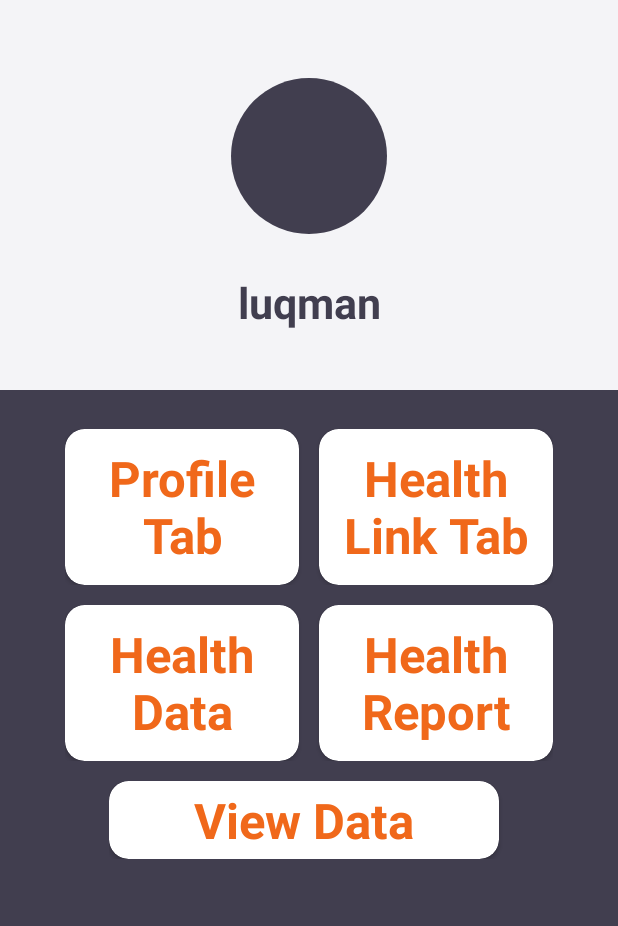
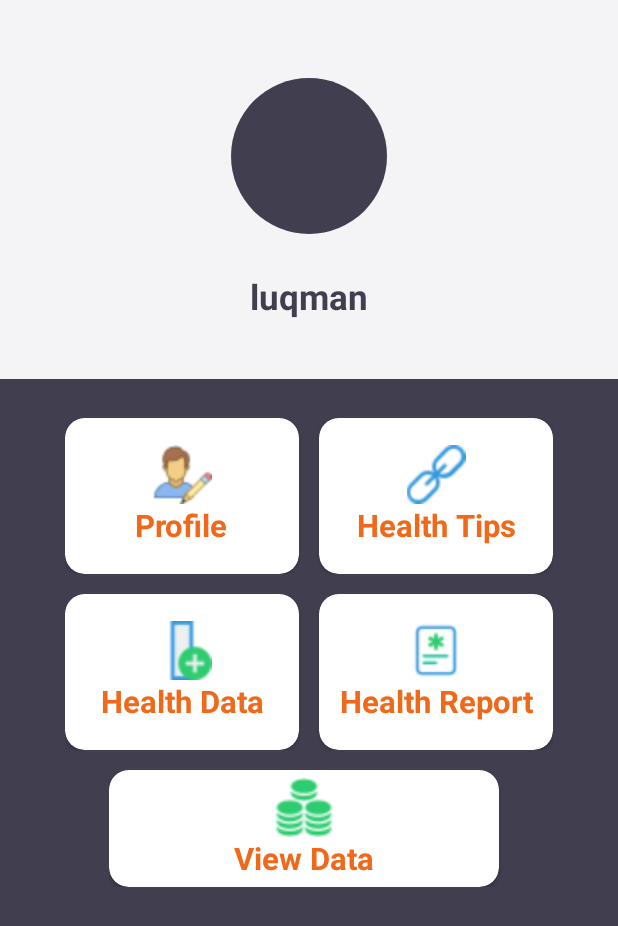
Before and after one commit to luqman456/HealthCare, an Android app: the HomeActivity screen opened directly, with no data from a screen before it, on a phone screen of 412 x 824 dp. Shown: the top 926 px of the screen. Run offline under Robolectric (Android 15) with nearby library versions, the phone set to English and light mode, and no system bars; our stand-ins replace sdp/ssp sizes.

Commit message:
design changes implement

```diff
--- a/app/src/main/AndroidManifest.xml
+++ b/app/src/main/AndroidManifest.xml
@@ -9,7 +9,9 @@
         android:roundIcon="@mipmap/ic_launcher_round"
         android:supportsRtl="true"
         android:theme="@style/Theme.HealthCare">
-        <activity android:name=".ViewDataActivity"></activity>
+        <activity android:name=".ViewDataActivity"
+            android:theme="@style/Theme.HealthCare.NoActionBar"
+            />
         <activity
             android:name=".HealthreportActivity"
             android:theme="@style/Theme.HealthCare.NoActionBar" />
--- a/app/src/main/res/layout/activity_home.xml
+++ b/app/src/main/res/layout/activity_home.xml
@@ -21,7 +21,7 @@
             android:id="@+id/textViewNameChar"
             android:layout_width="@dimen/_80sdp"
             android:layout_height="@dimen/_80sdp"
-            android:textSize="30sp"
+            android:textSize="25sp"
             android:background="@drawable/white_circle_drawable"
             android:textColor="@android:color/white"
             android:gravity="center"
@@ -33,7 +33,7 @@
             android:id="@+id/textViewEmail"
             android:layout_width="match_parent"
             android:layout_height="wrap_content"
-            android:textSize="@dimen/_22sdp"
+            android:textSize="@dimen/_18sdp"
             android:textColor="@color/colorBackground"
             android:text="luqman"
             android:gravity="center"
@@ -51,8 +51,8 @@
         android:layout_width="match_parent"
         android:layout_height="wrap_content"
         android:layout_marginTop="@dimen/_20sdp"
-        android:layout_marginLeft="@dimen/_30sdp"
-        android:layout_marginRight="@dimen/_30sdp"
+        android:layout_marginLeft="@dimen/_25sdp"
+        android:layout_marginRight="@dimen/_25sdp"
         android:orientation="vertical"
         >
 
@@ -81,16 +81,26 @@
                     android:layout_gravity="center"
                     >
 
+                    <ImageView
+                        android:id="@+id/profile"
+                        android:layout_width="@dimen/_50sdp"
+                        android:layout_height="@dimen/_30sdp"
+                        android:src="@drawable/edit"
+                        android:layout_centerHorizontal="true"
+                        />
+
 
                     <TextView
-                        android:layout_width="match_parent"
+                        android:layout_below="@id/profile"
+                        android:layout_width="wrap_content"
                         android:layout_height="wrap_content"
-                        android:text="Profile Tab"
+                        android:text="Profile"
                         android:gravity="center"
                         android:textColor="@color/colororange"
-                        android:textSize="@dimen/_25sdp"
+                        android:textSize="@dimen/_16sdp"
                         android:textStyle="bold"
-                        ></TextView>
+                        android:layout_centerHorizontal="true"
+                        />
 
 
 
@@ -119,15 +129,25 @@
                     android:layout_gravity="center"
                     >
 
+                    <ImageView
+                        android:id="@+id/link"
+                        android:layout_width="@dimen/_50sdp"
+                        android:layout_height="@dimen/_30sdp"
+                        android:src="@drawable/links"
+                        android:layout_centerHorizontal="true"
+                        />
+
 
                     <TextView
+                        android:layout_below="@id/link"
                         android:layout_width="match_parent"
                         android:layout_height="wrap_content"
-                        android:text="Health Link Tab"
+                        android:text="Health Tips"
                         android:gravity="center"
                         android:textColor="@color/colororange"
-                        android:textSize="@dimen/_25sdp"
+                        android:textSize="@dimen/_16sdp"
                         android:textStyle="bold"
+                        android:layout_centerHorizontal="true"
                         ></TextView>
 
 
@@ -167,16 +187,25 @@
                     android:layout_gravity="center"
                     >
 
+                    <ImageView
+                        android:id="@+id/health_data"
+                        android:layout_width="@dimen/_50sdp"
+                        android:layout_height="@dimen/_30sdp"
+                        android:src="@drawable/adddata"
+                        android:layout_centerHorizontal="true"
+                        />
+
 
                     <TextView
+                        android:layout_below="@id/health_data"
                         android:layout_width="match_parent"
                         android:layout_height="wrap_content"
                         android:text="Health Data"
                         android:gravity="center"
                         android:textColor="@color/colororange"
-                        android:textSize="@dimen/_25sdp"
-                        android:textStyle="bold"
-                        ></TextView>
+                        android:textSize="@dimen/_16sdp"
+                        android:layout_centerHorizontal="true"
+                        android:textStyle="bold" />
 
 
 
@@ -205,16 +234,25 @@
                     android:layout_gravity="center"
                     >
 
+                    <ImageView
+                        android:id="@+id/report"
+                        android:layout_width="@dimen/_50sdp"
+                        android:layout_height="@dimen/_30sdp"
+                        android:src="@drawable/report"
+                        android:layout_centerHorizontal="true"
+                        />
+
 
                     <TextView
+                        android:layout_below="@id/report"
                         android:layout_width="match_parent"
                         android:layout_height="wrap_content"
                         android:text="Health Report"
                         android:gravity="center"
                         android:textColor="@color/colororange"
-                        android:textSize="@dimen/_25sdp"
-                        android:textStyle="bold"
-                        ></TextView>
+                        android:textSize="@dimen/_16sdp"
+                        android:layout_centerHorizontal="true"
+                        android:textStyle="bold" />
 
 
                 </RelativeLayout>
@@ -235,7 +273,7 @@
             <androidx.cardview.widget.CardView
                 android:id="@+id/cardViewViewData"
                 android:layout_width="@dimen/_200sdp"
-                android:layout_height="@dimen/_40sdp"
+                android:layout_height="@dimen/_60sdp"
                 android:layout_marginRight="@dimen/_5sdp"
                 android:elevation="0dp"
                 android:innerRadius="0dp"
@@ -251,16 +289,24 @@
                     android:layout_gravity="center"
                     >
 
+                    <ImageView
+                        android:id="@+id/view_date"
+                        android:layout_width="@dimen/_50sdp"
+                        android:layout_height="@dimen/_30sdp"
+                        android:src="@drawable/viewdata"
+                        android:layout_centerHorizontal="true"
+                        />
+
 
                     <TextView
+                        android:layout_below="@id/view_date"
                         android:layout_width="match_parent"
                         android:layout_height="wrap_content"
                         android:text="View Data"
                         android:gravity="center"
                         android:textColor="@color/colororange"
-                        android:textSize="@dimen/_25sdp"
-                        android:textStyle="bold"
-                        ></TextView>
+                        android:textSize="@dimen/_16sdp"
+                        android:textStyle="bold" />
 
 
 
--- a/app/src/main/res/layout/list_sugar.xml
+++ b/app/src/main/res/layout/list_sugar.xml
@@ -24,6 +24,7 @@
         android:layout_height="wrap_content"
         android:layout_marginLeft="10dp"
         android:text=""
+        android:visibility="gone"
         android:textAppearance="?android:attr/textAppearanceMedium" />
 
     <TextView
@@ -32,6 +33,7 @@
         android:layout_height="wrap_content"
         android:layout_marginLeft="10dp"
         android:text=""
+        android:visibility="gone"
         android:textAppearance="?android:attr/textAppearanceMedium" />
 
 </LinearLayout>
```
Also changed, not shown: app/src/main/res/layout/activity_healthreport.xml (+17 -15 lines), app/src/main/res/layout/activity_profile.xml (+10 -10 lines), app/src/main/res/layout/linkslist.xml (+20 -12 lines), app/src/main/res/drawable/adddata.png (added), app/src/main/res/drawable/edit.png (added), app/src/main/res/drawable/links.png (added), app/src/main/res/drawable/report.png (added), app/src/main/res/drawable/viewdata.png (added).
